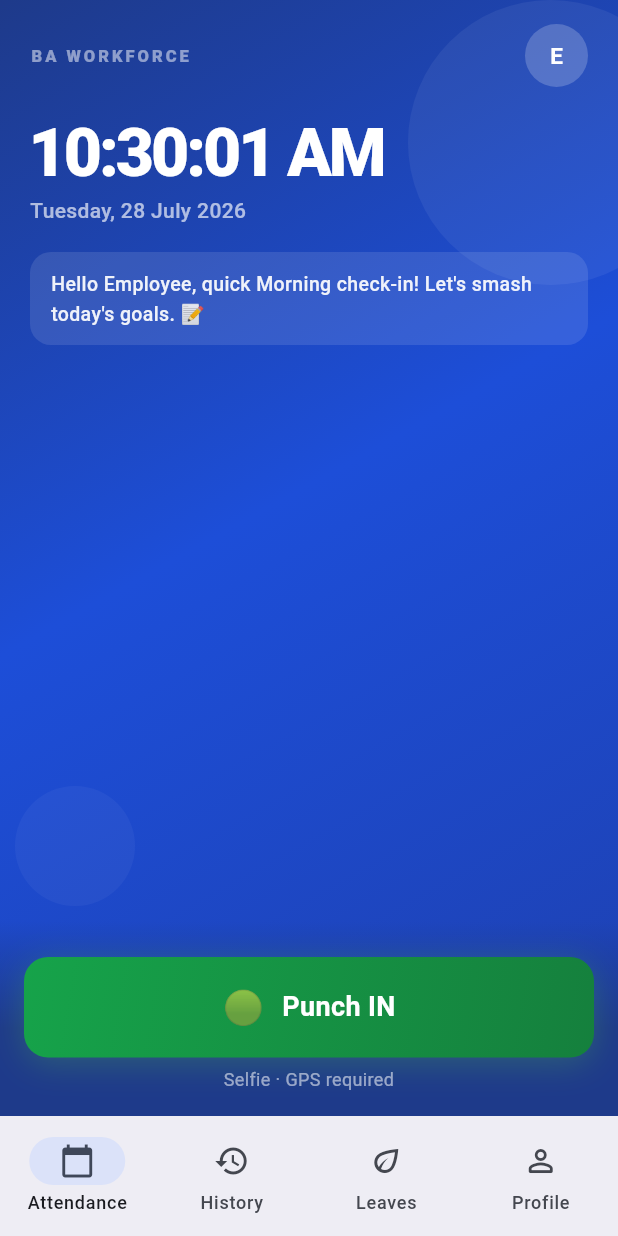
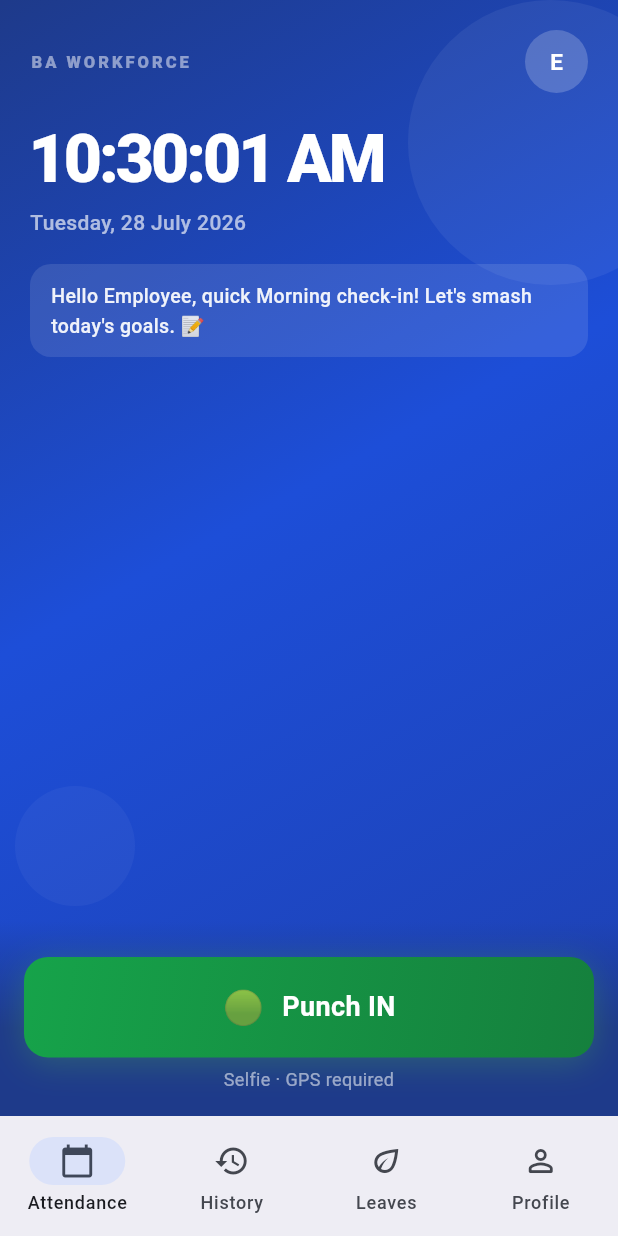
Before and after one commit to buildacrehq/hrms, a Flutter app: the HomeScreen screen opened by its route, on a phone screen of 412 x 824 dp. Run offline on Flutter 3.47's test engine with Material 3 defaults, Android fonts, the phone set to English and light mode, and no system bars; our stand-ins replace camera, connectivity_plus, dio, drift, drift_flutter, flutter_image_compress and 5 more; missing offline and left inert: google_mlkit_face_detection; accounts and stored records are empty; generated files the repository leaves out were written again; network calls fail.

Commit message:
fix(mobile): push attendance content below status bar on Android 16
Android 16 enforces edge-to-edge so Scaffold body starts at y=0.
Add MediaQuery.padding.top to content padding so clock/brand text
appears below the status bar, not behind it. Also slightly increase
clock-to-date spacing (6→10px) for better readability.

Co-Authored-By: Claude Sonnet 4.6 <noreply@anthropic.com>

```diff
--- a/apps/mobile/lib/features/punch/presentation/home_screen.dart
+++ b/apps/mobile/lib/features/punch/presentation/home_screen.dart
@@ -116,6 +116,7 @@ class _HomeScreenState extends ConsumerState<HomeScreen> {
     final busy = _isPunching || isSubmitting;
     final name = employee?['name'] as String? ?? 'Employee';
     final siteName = (employee?['defaultSite'] as Map<String, dynamic>?)?['name'] as String? ?? '';
+    final topPad = MediaQuery.of(context).padding.top;
 
     return Scaffold(
       backgroundColor: const Color(0xFF1e3a8a),
@@ -146,7 +147,7 @@ class _HomeScreenState extends ConsumerState<HomeScreen> {
             backgroundColor: const Color(0xFF1d4ed8),
             child: CustomScrollView(
               slivers: [SliverToBoxAdapter(child: Padding(
-                padding: const EdgeInsets.fromLTRB(20, 16, 20, 0),
+                padding: EdgeInsets.fromLTRB(20, topPad + 20, 20, 0),
                 child: Column(crossAxisAlignment: CrossAxisAlignment.start, children: [
                   // Brand row + avatar
                   Row(children: [
@@ -161,7 +162,7 @@ class _HomeScreenState extends ConsumerState<HomeScreen> {
 
                   // Live clock
                   const _ClockWidget(),
-                  const SizedBox(height: 6),
+                  const SizedBox(height: 10),
 
                   // Date
                   Text(
@@ -171,7 +172,7 @@ class _HomeScreenState extends ConsumerState<HomeScreen> {
 
                   // Site
                   if (siteName.isNotEmpty) ...[
-                    const SizedBox(height: 4),
+                    const SizedBox(height: 6),
                     Row(children: [
                       const Icon(Icons.location_on, size: 12, color: Color(0x6BFFFFFF)),
                       const SizedBox(width: 3),
```
